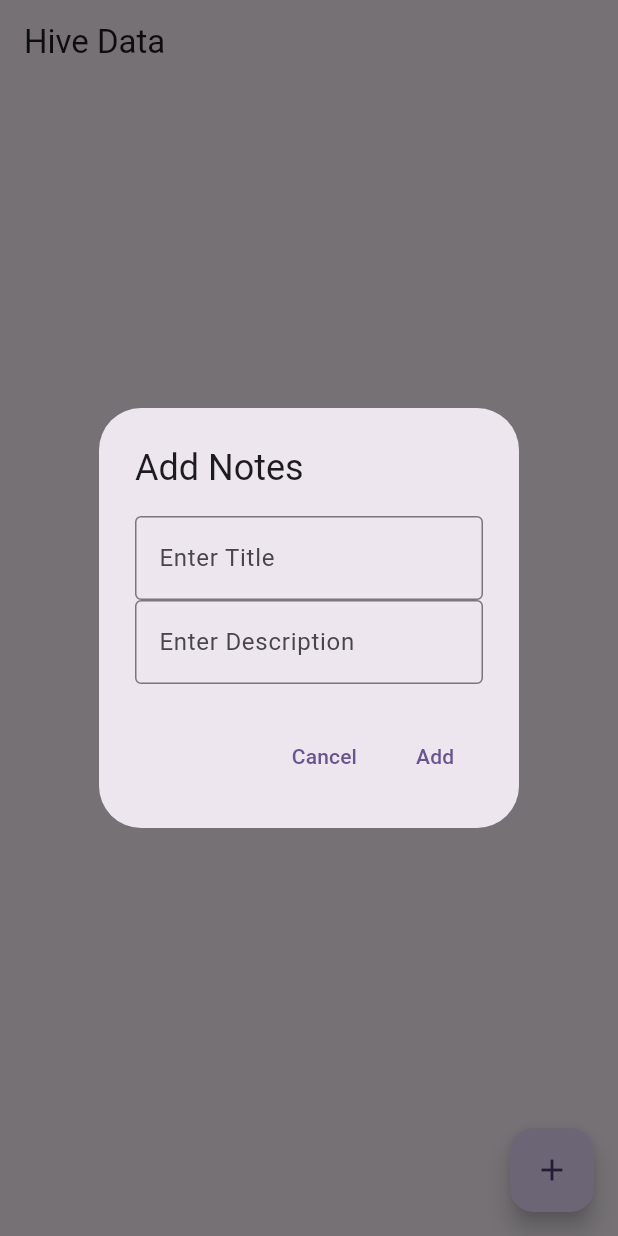
After one commit to Shahzaibrizwan1/HiveDatabase, a Flutter app: the screen it shows after launch, after a tap on the "add" icon, on a phone screen of 412 x 824 dp. The commit adds this screen. Run offline on Flutter 3.47's test engine with Material 3 defaults, Android fonts, the phone set to English and light mode, and no system bars; our stand-ins replace hive, hive_flutter; accounts and stored records are empty.

Commit message:
Create NotesModel and Diaog ALert

```diff
--- /dev/null
+++ b/lib/boxes/boxes.dart
@@ -0,0 +1,6 @@
+import 'package:hive/hive.dart';
+import 'package:sqflite/model/notes_model.dart';
+
+class Boxes {
+  static Box<NotesModel> getData() => Hive.box<NotesModel>("Notes");
+}
--- /dev/null
+++ b/lib/homescreen.dart
@@ -0,0 +1,110 @@
+import 'package:flutter/material.dart';
+import 'package:hive_flutter/hive_flutter.dart';
+import 'package:sqflite/boxes/boxes.dart';
+import 'package:sqflite/model/notes_model.dart';
+
+class HomeScreen extends StatefulWidget {
+  const HomeScreen({super.key});
+
+  @override
+  State<HomeScreen> createState() => _HomeScreenState();
+}
+
+class _HomeScreenState extends State<HomeScreen> {
+  final titleController = TextEditingController();
+  final descriptionController = TextEditingController();
+  @override
+  Widget build(BuildContext context) {
+    return Scaffold(
+        appBar: AppBar(
+          title: const Text("Hive Data"),
+        ),
+        body: ValueListenableBuilder<Box<NotesModel>>(
+          //*  Notes Model se jo data aa rha ha usse list me convert krna ha below line
+          valueListenable: Boxes.getData().listenable(),
+          builder: (context, box, _) {
+            var data = box.values.toList().cast<NotesModel>();
+            return ListView.builder(
+              itemCount: box.length,
+              itemBuilder: (context, index) {
+                return Card(
+                  child: Padding(
+                    padding: const EdgeInsets.symmetric(
+                        horizontal: 15, vertical: 11),
+                    child: Column(
+                      crossAxisAlignment: CrossAxisAlignment.start,
+                      mainAxisAlignment: MainAxisAlignment.center,
+                      children: [
+                        Text(
+                          data[index].title.toString(),
+                          style: TextStyle(fontWeight: FontWeight.bold),
+                        ),
+                        Text(
+                          data[index].description.toString(),
+                          style: TextStyle(fontWeight: FontWeight.bold),
+                        )
+                      ],
+                    ),
+                  ),
+                );
+              },
+            );
+          },
+        ),
+        floatingActionButton: FloatingActionButton(
+          onPressed: () async {
+            _showDialog();
+          },
+          child: const Icon(Icons.add),
+        ));
+  }
+
+  Future<void> _showDialog() async {
+    return showDialog(
+        context: context,
+        builder: (context) {
+          return AlertDialog(
+            title: const Text("Add Notes"),
+            content: SingleChildScrollView(
+                child: Column(
+              children: [
+                TextFormField(
+                  controller: titleController,
+                  decoration: const InputDecoration(
+                      hintText: "Enter Title", border: OutlineInputBorder()),
+                ),
+                TextFormField(
+                  controller: descriptionController,
+                  decoration: const InputDecoration(
+                      hintText: "Enter Description",
+                      border: OutlineInputBorder()),
+                )
+              ],
+            )),
+            actions: [
+              TextButton(
+                  onPressed: () {
+                    Navigator.pop(context);
+                  },
+                  child: Text("Cancel")),
+              TextButton(
+                  onPressed: () {
+                    final data = NotesModel(
+                        title: titleController.text,
+                        description: descriptionController.text);
+                    final box = Boxes.getData();
+                    box.add(data);
+
+                    // data.save();
+
+                    print(box);
+                    titleController.clear();
+                    descriptionController.clear();
+                    Navigator.pop(context);
+                  },
+                  child: Text("Add"))
+            ],
+          );
+        });
+  }
+}
--- a/lib/model/notes_model.dart
+++ b/lib/model/notes_model.dart
@@ -2,7 +2,7 @@ import 'package:hive/hive.dart';
 part 'notes_model.g.dart';
 
 @HiveType(typeId: 0)
-class NotesModel {
+class NotesModel extends HiveObject {
   // ye keys hoti ha
   @HiveField(0)
   String title;
@@ -11,3 +11,5 @@ class NotesModel {
 
   NotesModel({required this.title, required this.description});
 }
+
+//developers use vs code. When they go to generate the model should save the model by "ctrl+s" and then run the command "flutter packages pub run build_runner build"
```
Also changed, not shown: lib/main.dart (+5 -51 lines), lib/simple_addata.dart (+46 -0 lines), pubspec.yaml (+3 -5 lines), pubspec.lock.
